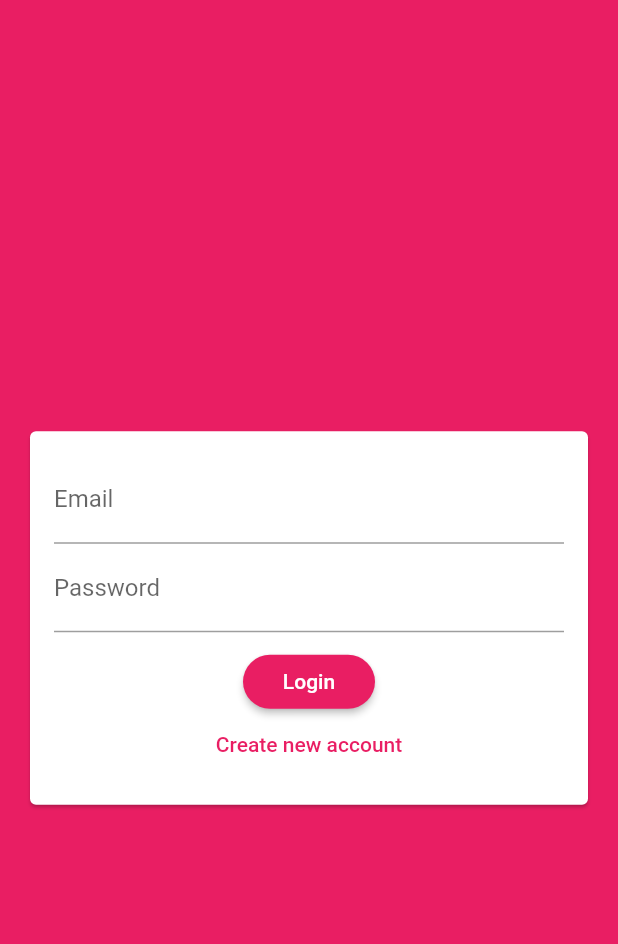
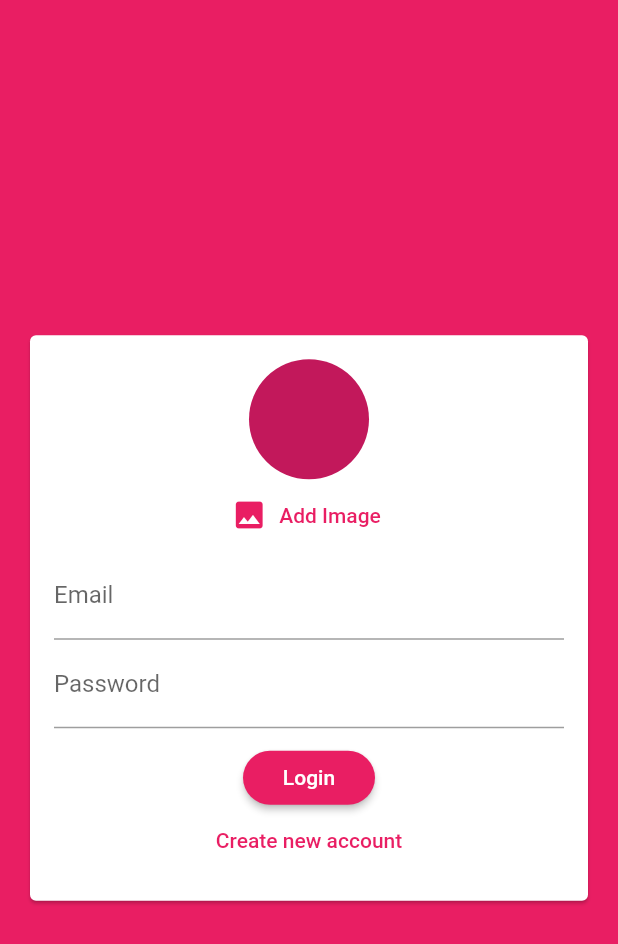
Before and after one commit to santosh4005/chat-app, a Flutter app: the screen it shows after launch, on a phone screen of 412 x 824 dp. Shown: the top 944 px of the screen. Run offline on Flutter 3.47's test engine with Material 2 defaults, Android fonts, the phone set to English and light mode, and no system bars; our stand-ins replace cloud_firestore, firebase_auth, image_picker; accounts and stored records are empty.

Commit message:
adding image on signup screen

```diff
--- a/lib/widgets/auth/auth_form.dart
+++ b/lib/widgets/auth/auth_form.dart
@@ -1,3 +1,4 @@
+import 'package:chat_app/widgets/pickers/user_image_picker.dart';
 import 'package:flutter/material.dart';
 
 class AuthForm extends StatefulWidget {
@@ -49,6 +50,7 @@ class _AuthFormState extends State<AuthForm> {
               child: Column(
                 mainAxisSize: MainAxisSize.min,
                 children: <Widget>[
+                  UserImagePicker(),
                   TextFormField(
                     key: ValueKey("email"),
                     onSaved: (newValue) => _userEmail = newValue,
@@ -98,7 +100,10 @@ class _AuthFormState extends State<AuthForm> {
                   SizedBox(
                     height: 15,
                   ),
-                  if (widget.isLoading) CircularProgressIndicator(backgroundColor: Theme.of(context).primaryColor,),
+                  if (widget.isLoading)
+                    CircularProgressIndicator(
+                      backgroundColor: Theme.of(context).primaryColor,
+                    ),
                   if (!widget.isLoading)
                     RaisedButton(
                         materialTapTargetSize: MaterialTapTargetSize.shrinkWrap,
--- /dev/null
+++ b/lib/widgets/pickers/user_image_picker.dart
@@ -0,0 +1,39 @@
+import 'package:flutter/material.dart';
+import 'package:image_picker/image_picker.dart';
+import 'dart:io';
+
+class UserImagePicker extends StatefulWidget {
+  @override
+  _UserImagePickerState createState() => _UserImagePickerState();
+}
+
+class _UserImagePickerState extends State<UserImagePicker> {
+  File _image;
+  final imagePicker = ImagePicker();
+
+  void _pickImage() async {
+    final pickedFile = await imagePicker.getImage(source: ImageSource.camera);
+
+    setState(() {
+      _image = File(pickedFile.path);
+    });
+  }
+
+  @override
+  Widget build(BuildContext context) {
+    return Column(
+      children: <Widget>[
+        CircleAvatar(
+          radius: 40,
+          backgroundImage: _image != null ? FileImage(_image) : null,
+        ),
+        FlatButton.icon(
+          textColor: Theme.of(context).primaryColor,
+          onPressed: _pickImage,
+          icon: Icon(Icons.image),
+          label: Text("Add Image"),
+        ),
+      ],
+    );
+  }
+}
--- a/pubspec.yaml
+++ b/pubspec.yaml
@@ -25,6 +25,7 @@ dependencies:
     sdk: flutter
   cloud_firestore: ^0.13.6
   firebase_auth: ^0.16.1
+  image_picker: ^0.6.7
 
   # The following adds the Cupertino Icons font to your application.
   # Use with the CupertinoIcons class for iOS style icons.
```
Also changed, not shown: pubspec.lock, 1 other file.
